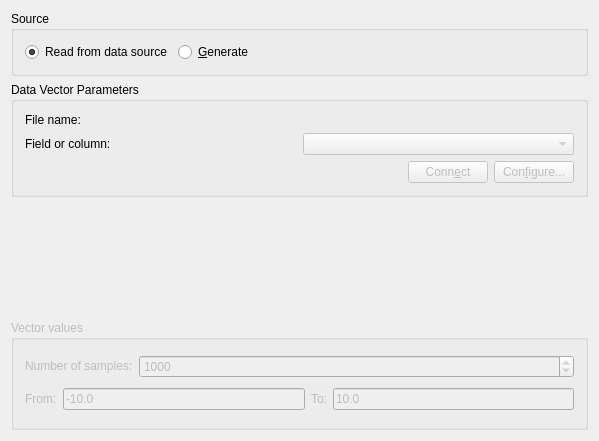
Kst-plot/kst, file src/libkstapp/vectortab.ui: the form before one commit.
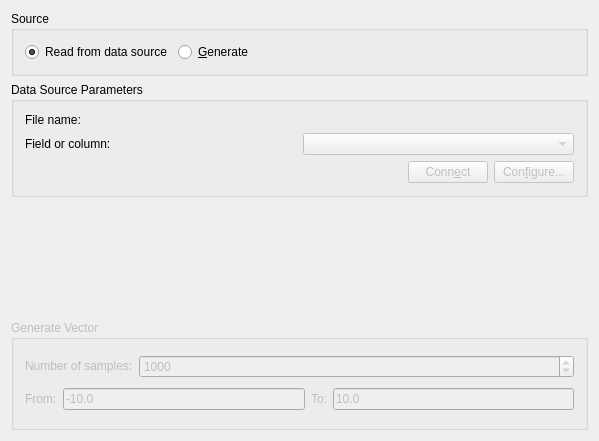
The form after the commit. Custom widgets are drawn as their Qt base class.

Commit message: -Invent data scalars -Add data scalars to the scalar dialog -upgrade data sources to know about data scalars -put basic data scalars into dirfiles and ascii data sources -fix a few little bugs here and there -capriciously fix a few compiler warnings

```diff
--- a/src/libkstapp/vectortab.ui
+++ b/src/libkstapp/vectortab.ui
@@ -70,7 +70,7 @@
       </sizepolicy>
      </property>
      <property name="title" >
-      <string>Data Vector Parameters</string>
+      <string>Data Source Parameters</string>
      </property>
      <layout class="QGridLayout" name="gridLayout" >
       <item row="0" column="0" >
@@ -177,7 +177,7 @@
       </sizepolicy>
      </property>
      <property name="title" >
-      <string>Vector values</string>
+      <string>Generate Vector</string>
      </property>
      <layout class="QGridLayout" >
       <item row="0" column="0" >
```
The commit also changes 18 other files.
